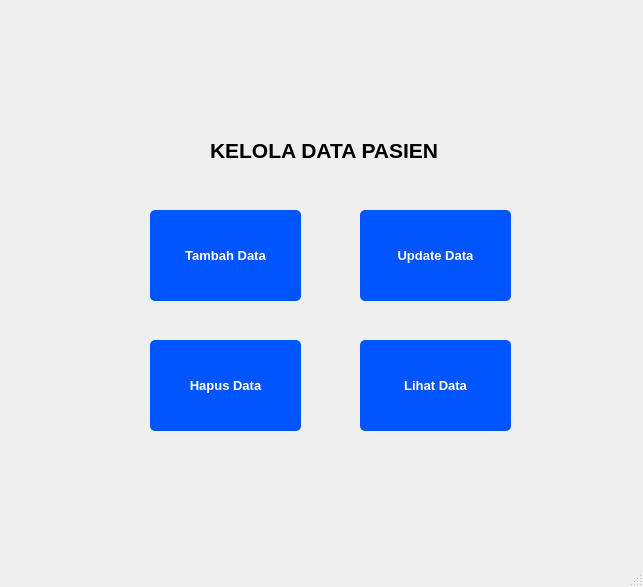
First picture: the form in kelola_pasien.ui, repository naylasalsdev-project/SudiKasusUAS, before the edit.
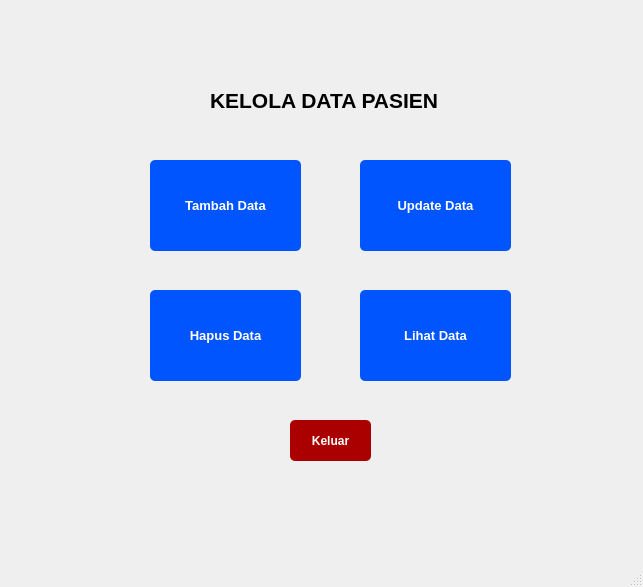
Second picture: the form after the edit.

```diff
--- a/kelola_pasien.ui
+++ b/kelola_pasien.ui
@@ -18,7 +18,7 @@
     <property name="geometry">
      <rect>
       <x>210</x>
-      <y>130</y>
+      <y>80</y>
       <width>261</width>
       <height>41</height>
      </rect>
@@ -38,7 +38,7 @@
     <property name="geometry">
      <rect>
       <x>150</x>
-      <y>210</y>
+      <y>160</y>
       <width>151</width>
       <height>91</height>
      </rect>
@@ -66,7 +66,7 @@
     <property name="geometry">
      <rect>
       <x>150</x>
-      <y>340</y>
+      <y>290</y>
       <width>151</width>
       <height>91</height>
      </rect>
@@ -94,7 +94,7 @@
     <property name="geometry">
      <rect>
       <x>360</x>
-      <y>210</y>
+      <y>160</y>
       <width>151</width>
       <height>91</height>
      </rect>
@@ -122,7 +122,7 @@
     <property name="geometry">
      <rect>
       <x>360</x>
-      <y>340</y>
+      <y>290</y>
       <width>151</width>
       <height>91</height>
      </rect>
@@ -146,6 +146,34 @@
      <string>Lihat Data</string>
     </property>
    </widget>
+   <widget class="QPushButton" name="pushButton_6">
+    <property name="geometry">
+     <rect>
+      <x>290</x>
+      <y>420</y>
+      <width>81</width>
+      <height>41</height>
+     </rect>
+    </property>
+    <property name="font">
+     <font>
+      <pointsize>9</pointsize>
+      <weight>75</weight>
+      <bold>true</bold>
+     </font>
+    </property>
+    <property name="styleSheet">
+     <string notr="true">QPushButton {
+    background-color: rgb(170, 0, 0);
+    color: white;
+    border-radius: 5px;   
+    padding: 6px;           
+}</string>
+    </property>
+    <property name="text">
+     <string>Keluar</string>
+    </property>
+   </widget>
   </widget>
   <widget class="QMenuBar" name="menubar">
    <property name="geometry">
```
